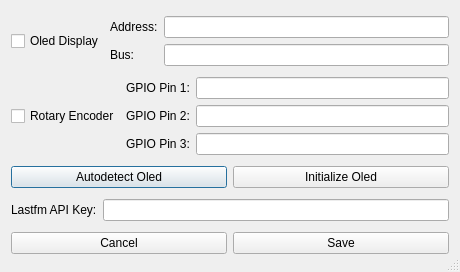
Above: dialogsettings.ui from Bratski/MP3PlayerWifi before the change. Below: the same form after it.
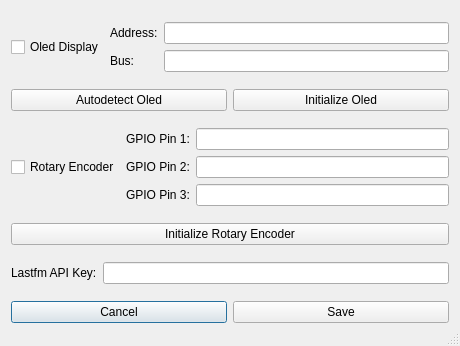
That is the form after the change. Icons and pictures are not drawn.

Commit message: moved rotary driver code to workerrtc

The edit to the form file:
```diff
--- a/dialogsettings.ui
+++ b/dialogsettings.ui
@@ -7,7 +7,7 @@
     <x>0</x>
     <y>0</y>
     <width>460</width>
-    <height>272</height>
+    <height>346</height>
    </rect>
   </property>
   <property name="sizePolicy">
@@ -32,58 +32,39 @@
    <bool>false</bool>
   </property>
   <layout class="QGridLayout" name="gridLayout">
-   <item row="2" column="0" colspan="3">
-    <layout class="QHBoxLayout" name="horizontalLayout_2">
+   <item row="0" column="1">
+    <layout class="QVBoxLayout" name="verticalLayout_4">
      <item>
-      <widget class="QPushButton" name="pushButtonAutoDetectOled">
+      <widget class="QLabel" name="labelAdress">
        <property name="text">
-        <string>Autodetect Oled</string>
+        <string>Address:</string>
        </property>
       </widget>
      </item>
      <item>
-      <widget class="QPushButton" name="pushButtonInitializeOled">
+      <widget class="QLabel" name="labelBus">
        <property name="text">
-        <string>Initialize Oled</string>
+        <string>Bus:</string>
        </property>
       </widget>
      </item>
     </layout>
    </item>
    <item row="4" column="0" colspan="3">
-    <layout class="QHBoxLayout" name="horizontalLayout" stretch="0,0">
-     <property name="spacing">
-      <number>6</number>
-     </property>
-     <property name="sizeConstraint">
-      <enum>QLayout::SizeConstraint::SetDefaultConstraint</enum>
-     </property>
+    <layout class="QHBoxLayout" name="horizontalLayout_3">
      <item>
-      <widget class="QPushButton" name="pushButtonCancel">
-       <property name="layoutDirection">
-        <enum>Qt::LayoutDirection::LeftToRight</enum>
-       </property>
+      <widget class="QLabel" name="labelApiKey">
        <property name="text">
-        <string>Cancel</string>
-       </property>
-       <property name="icon">
-        <iconset theme="QIcon::ThemeIcon::WindowClose"/>
+        <string>Lastfm API Key:</string>
        </property>
       </widget>
      </item>
      <item>
-      <widget class="QPushButton" name="pushButtonSave">
-       <property name="text">
-        <string>Save</string>
-       </property>
-       <property name="icon">
-        <iconset theme="QIcon::ThemeIcon::ListAdd"/>
-       </property>
-      </widget>
+      <widget class="QLineEdit" name="lineEditApiKey"/>
      </item>
     </layout>
    </item>
-   <item row="1" column="0" colspan="3">
+   <item row="2" column="0" colspan="3">
     <layout class="QHBoxLayout" name="horizontalLayout_4">
      <item>
       <layout class="QVBoxLayout" name="verticalLayout_5">
@@ -136,6 +117,39 @@
      </item>
     </layout>
    </item>
+   <item row="5" column="0" colspan="3">
+    <layout class="QHBoxLayout" name="horizontalLayout" stretch="0,0">
+     <property name="spacing">
+      <number>6</number>
+     </property>
+     <property name="sizeConstraint">
+      <enum>QLayout::SizeConstraint::SetDefaultConstraint</enum>
+     </property>
+     <item>
+      <widget class="QPushButton" name="pushButtonCancel">
+       <property name="layoutDirection">
+        <enum>Qt::LayoutDirection::LeftToRight</enum>
+       </property>
+       <property name="text">
+        <string>Cancel</string>
+       </property>
+       <property name="icon">
+        <iconset theme="QIcon::ThemeIcon::WindowClose"/>
+       </property>
+      </widget>
+     </item>
+     <item>
+      <widget class="QPushButton" name="pushButtonSave">
+       <property name="text">
+        <string>Save</string>
+       </property>
+       <property name="icon">
+        <iconset theme="QIcon::ThemeIcon::ListAdd"/>
+       </property>
+      </widget>
+     </item>
+    </layout>
+   </item>
    <item row="0" column="2">
     <layout class="QVBoxLayout" name="verticalLayout_2">
      <item>
@@ -157,36 +171,33 @@
      </item>
     </layout>
    </item>
-   <item row="0" column="1">
-    <layout class="QVBoxLayout" name="verticalLayout_4">
+   <item row="1" column="0" colspan="3">
+    <layout class="QHBoxLayout" name="horizontalLayout_2">
      <item>
-      <widget class="QLabel" name="labelAdress">
+      <widget class="QPushButton" name="pushButtonAutoDetectOled">
        <property name="text">
-        <string>Address:</string>
+        <string>Autodetect Oled</string>
        </property>
       </widget>
      </item>
      <item>
-      <widget class="QLabel" name="labelBus">
+      <widget class="QPushButton" name="pushButtonInitializeOled">
        <property name="text">
-        <string>Bus:</string>
+        <string>Initialize Oled</string>
        </property>
       </widget>
      </item>
     </layout>
    </item>
    <item row="3" column="0" colspan="3">
-    <layout class="QHBoxLayout" name="horizontalLayout_3">
+    <layout class="QHBoxLayout" name="horizontalLayout_5">
      <item>
-      <widget class="QLabel" name="labelApiKey">
+      <widget class="QPushButton" name="pushButtonInitializeRTC">
        <property name="text">
-        <string>Lastfm API Key:</string>
+        <string>Initialize Rotary Encoder</string>
        </property>
       </widget>
      </item>
-     <item>
-      <widget class="QLineEdit" name="lineEditApiKey"/>
-     </item>
     </layout>
    </item>
   </layout>
```
The commit also changes 8 other files.
